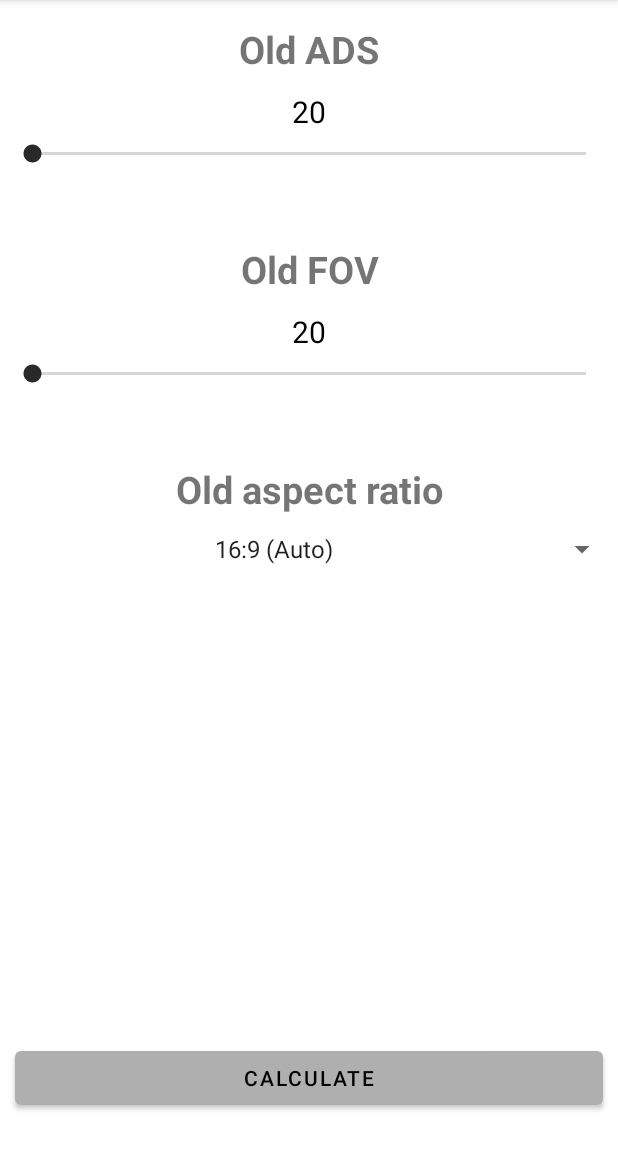
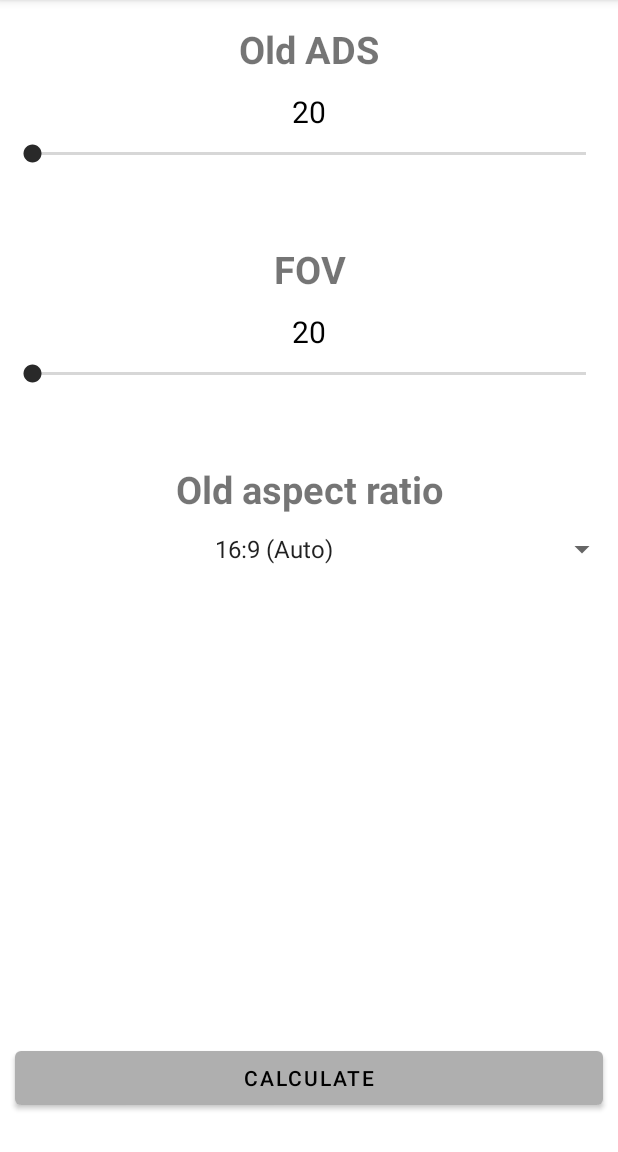
Before and after one commit to antonkesy/r6adssensitivitycalculator-android, an Android app: the screen it shows after launch (MainActivity), on a phone screen of 412 x 824 dp, the part 84-1236 px from its top. Run offline under Robolectric (Android 15) with nearby library versions, the phone set to English and light mode, and no system bars.

Commit message:
fov update

```diff
--- a/r6adssensitivitycalculator/app/src/main/res/values/strings.xml
+++ b/r6adssensitivitycalculator/app/src/main/res/values/strings.xml
@@ -79,7 +79,7 @@
     <string name="copyValues" translatable="false">Copie Values</string>
     <string name="everything">everything</string>
     <string name="errorPropertyAccess" translatable="false">uninitialized property access</string>
-    <string name="old_fov">Old FOV</string>
+    <string name="old_fov">FOV</string>
     <string name="old_ads">Old ADS</string>
     <string name="old_aspect_ratio">Old aspect ratio</string>
     <string name="inputOldFOVHint">input old FOV value</string>
```
